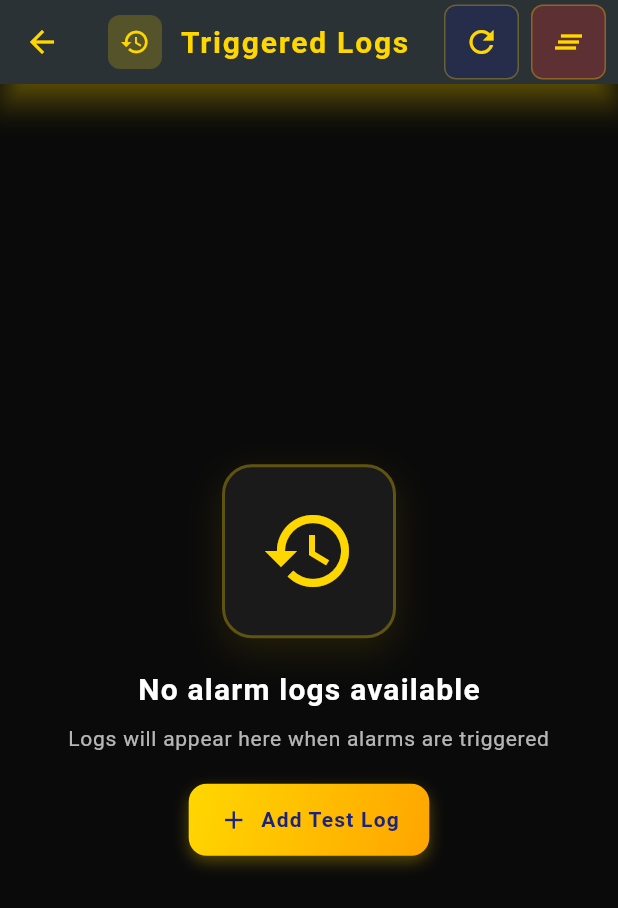
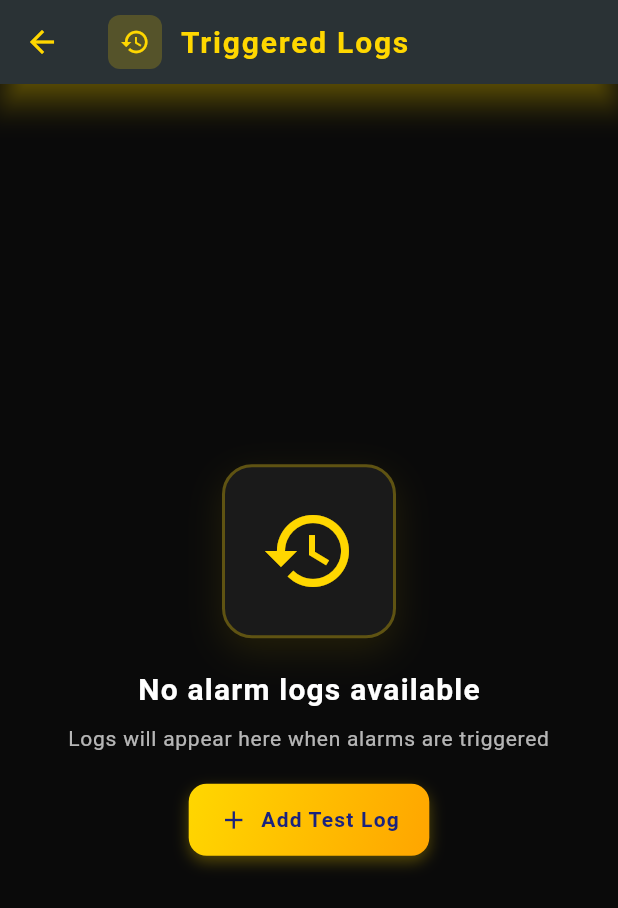
Before and after one commit to IllangasingheIMDP/SleepyTravels, a Flutter app: the screen it shows after launch, after a tap on the "history" icon, on a phone screen of 412 x 824 dp. Shown: the top 908 px of the screen. Run offline on Flutter 3.47's test engine with Material 3 defaults, Android fonts, the phone set to English and light mode, and no system bars; our stand-ins replace file_picker, flutter_local_notifications, flutter_map, geolocator, just_audio, latlong2 and 3 more; missing offline and left inert: flutter_background_service, geofence_service; accounts and stored records are empty; statements that could not run were skipped.

Commit message:
production redying

```diff
--- a/sleepytravels/lib/features/logs_screen.dart
+++ b/sleepytravels/lib/features/logs_screen.dart
@@ -42,7 +42,7 @@ class _LogsScreenState extends State<LogsScreen> {
             Container(
               padding: const EdgeInsets.all(8),
               decoration: BoxDecoration(
-                color: primaryGold.withOpacity(0.2),
+                color: primaryGold.withValues(alpha: 0.2),
                 borderRadius: BorderRadius.circular(8),
               ),
               child: const Icon(Icons.history, color: primaryGold, size: 20),
@@ -54,38 +54,7 @@ class _LogsScreenState extends State<LogsScreen> {
             ),
           ],
         ),
-        actions: [
-          Container(
-            margin: const EdgeInsets.only(right: 8),
-            decoration: BoxDecoration(
-              color: navyBlue.withOpacity(0.3),
-              borderRadius: BorderRadius.circular(8),
-              border: Border.all(color: primaryGold.withOpacity(0.3), width: 1),
-            ),
-            child: IconButton(
-              icon: const Icon(Icons.refresh, color: primaryGold),
-              onPressed: () {
-                _repo.reload(); // Reload the data
-              },
-              tooltip: "Refresh",
-            ),
-          ),
-          Container(
-            margin: const EdgeInsets.only(right: 8),
-            decoration: BoxDecoration(
-              color: Colors.red.shade700.withOpacity(0.3),
-              borderRadius: BorderRadius.circular(8),
-              border: Border.all(color: primaryGold.withOpacity(0.3), width: 1),
-            ),
-            child: IconButton(
-              icon: const Icon(Icons.clear_all, color: primaryGold),
-              onPressed: () {
-                _clearAllLogs();
-              },
-              tooltip: "Clear All",
-            ),
-          ),
-        ],
+
       ),
       body: ListenableBuilder(
         listenable: _repo,
@@ -107,7 +76,7 @@ class _LogsScreenState extends State<LogsScreen> {
                   Text(
                     "Loading logs...",
                     style: TextStyle(
-                      color: Colors.white.withOpacity(0.7),
+                      color: Colors.white.withValues(alpha: 0.7),
                       fontSize: 16,
                       letterSpacing: 0.5,
                     ),
@@ -129,12 +98,12 @@ class _LogsScreenState extends State<LogsScreen> {
                       color: cardBackground,
                       borderRadius: BorderRadius.circular(20),
                       border: Border.all(
-                        color: primaryGold.withOpacity(0.3),
+                        color: primaryGold.withValues(alpha: 0.3),
                         width: 2,
                       ),
                       boxShadow: [
                         BoxShadow(
-                          color: primaryGold.withOpacity(0.1),
+                          color: primaryGold.withValues(alpha: 0.1),
                           blurRadius: 20,
                           offset: const Offset(0, 8),
                         ),
@@ -161,7 +130,7 @@ class _LogsScreenState extends State<LogsScreen> {
                     "Logs will appear here when alarms are triggered",
                     style: TextStyle(
                       fontSize: 14,
-                      color: Colors.white.withOpacity(0.7),
+                      color: Colors.white.withValues(alpha: 0.7),
                       letterSpacing: 0.5,
                     ),
                     textAlign: TextAlign.center,
@@ -177,7 +146,7 @@ class _LogsScreenState extends State<LogsScreen> {
                       borderRadius: BorderRadius.circular(12),
                       boxShadow: [
                         BoxShadow(
-                          color: primaryGold.withOpacity(0.3),
+                          color: primaryGold.withValues(alpha: 0.3),
                           blurRadius: 8,
                           offset: const Offset(0, 4),
                         ),
@@ -229,12 +198,12 @@ class _LogsScreenState extends State<LogsScreen> {
                   color: cardBackground,
                   borderRadius: BorderRadius.circular(20),
                   border: Border.all(
-                    color: primaryGold.withOpacity(0.3),
+                    color: primaryGold.withValues(alpha: 0.3),
                     width: 1,
                   ),
                   boxShadow: [
                     BoxShadow(
-                      color: primaryGold.withOpacity(0.1),
+                      color: primaryGold.withValues(alpha: 0.1),
                       blurRadius: 12,
                       offset: const Offset(0, 4),
                     ),
@@ -258,7 +227,7 @@ class _LogsScreenState extends State<LogsScreen> {
                           borderRadius: BorderRadius.circular(12),
                           boxShadow: [
                             BoxShadow(
-                              color: Colors.orange.withOpacity(0.3),
+                              color: Colors.orange.withValues(alpha: 0.3),
                               blurRadius: 8,
                               offset: const Offset(0, 3),
                             ),
@@ -310,7 +279,7 @@ class _LogsScreenState extends State<LogsScreen> {
                           borderRadius: BorderRadius.circular(10),
                           boxShadow: [
                             BoxShadow(
-                              color: Colors.red.withOpacity(0.3),
+                              color: Colors.red.withValues(alpha: 0.3),
                               blurRadius: 6,
                               offset: const Offset(0, 3),
                             ),
@@ -338,14 +307,14 @@ class _LogsScreenState extends State<LogsScreen> {
 
     return Row(
       children: [
-        Icon(icon, size: 14, color: primaryGold.withOpacity(0.7)),
+        Icon(icon, size: 14, color: primaryGold.withValues(alpha: 0.7)),
         const SizedBox(width: 6),
         Expanded(
           child: Text(
             text,
             style: TextStyle(
               fontSize: 12,
-              color: Colors.white.withOpacity(0.8),
+              color: Colors.white.withValues(alpha: 0.8),
               letterSpacing: 0.3,
             ),
           ),
@@ -452,7 +421,7 @@ class _LogsScreenState extends State<LogsScreen> {
           );
         }
       } catch (e) {
-        print('Error clearing logs: $e');
+        // Log error without using print in production
         if (mounted) {
           ScaffoldMessenger.of(
             context,
--- a/sleepytravels/lib/features/map_screen.dart
+++ b/sleepytravels/lib/features/map_screen.dart
@@ -3,6 +3,7 @@ import 'package:flutter_map/flutter_map.dart';
 import 'package:latlong2/latlong.dart';
 import 'package:geolocator/geolocator.dart';
 import 'dart:async';
+import 'dart:developer' as developer;
 import '../data/repositories/alarm_repository.dart';
 import '../data/models/alarm_model.dart';
 import '../core/services/permission_service.dart';
@@ -30,7 +31,6 @@ class _MapScreenState extends State<MapScreen> {
   int radius = 2000;
   final TextEditingController _radiusController = TextEditingController();
   bool _isPanelExpanded = true;
-  bool _alarmJustSaved = false;
   String? mp3Path;
   LocationPermission? currentPermission;
   final MapController _mapController = MapController();
@@ -86,7 +86,7 @@ class _MapScreenState extends State<MapScreen> {
 
   void _onAudioStateChanged() {
     // Update UI when audio playing state changes
-    print(
+    developer.log(
       'MapScreen: Audio playing state changed: ${AudioService.instance.isPlaying}',
     );
     if (mounted) {
@@ -132,7 +132,7 @@ class _MapScreenState extends State<MapScreen> {
         });
       }
     } catch (e) {
-      print('Error searching location: $e');
+      developer.log('Error searching location: $e');
       if (mounted) {
         setState(() {
           _searchResults = [];
@@ -254,7 +254,10 @@ class _MapScreenState extends State<MapScreen> {
           .getCurrentPermission();
       if (PermissionService.instance.hasLocationPermission(permission)) {
         final position = await Geolocator.getCurrentPosition(
-          desiredAccuracy: LocationAccuracy.high,
+          locationSettings: const LocationSettings(
+            accuracy: LocationAccuracy.high,
+            distanceFilter: 10,
+          ),
         );
         if (mounted) {
           setState(() {
@@ -269,7 +272,7 @@ class _MapScreenState extends State<MapScreen> {
         }
       }
     } catch (e) {
-      print('Error getting current location: $e');
+      developer.log('Error getting current location: $e');
     }
   }
 
@@ -292,10 +295,10 @@ class _MapScreenState extends State<MapScreen> {
       decoration: BoxDecoration(
         color: cardBackground,
         borderRadius: BorderRadius.circular(16),
-        border: Border.all(color: primaryGold.withOpacity(0.3), width: 1),
+        border: Border.all(color: primaryGold.withValues(alpha: 0.3), width: 1),
         boxShadow: [
           BoxShadow(
-            color: primaryGold.withOpacity(0.2),
+            color: primaryGold.withValues(alpha: 0.2),
             blurRadius: 12,
             offset: const Offset(0, 4),
           ),
@@ -317,7 +320,7 @@ class _MapScreenState extends State<MapScreen> {
                   border: Border.all(color: navyBlue, width: 2),
                   boxShadow: [
                     BoxShadow(
-                      color: primaryGold.withOpacity(0.5),
+                      color: primaryGold.withValues(alpha: 0.5),
                       blurRadius: 6,
                       offset: const Offset(0, 2),
                     ),
@@ -353,7 +356,7 @@ class _MapScreenState extends State<MapScreen> {
                     border: Border.all(color: primaryGold, width: 2),
                     boxShadow: [
                       BoxShadow(
-                        color: Colors.red.withOpacity(0.5),
+                        color: Colors.red.withValues(alpha: 0.5),
                         blurRadius: 6,
                         offset: const Offset(0, 2),
                       ),
@@ -401,11 +404,11 @@ class _MapScreenState extends State<MapScreen> {
         );
       }
 
-      print(
+      developer.log(
         'MapScreen: Stopped alarm and deactivated ${activeAlarms.length} alarms',
       );
     } catch (e) {
-      print('Error stopping alarm: $e');
+      developer.log('Error stopping alarm: $e');
       if (mounted) {
         ScaffoldMessenger.of(
           context,
@@ -433,7 +436,7 @@ class _MapScreenState extends State<MapScreen> {
 
         if (permanentPath != null) {
           setState(() => mp3Path = permanentPath);
-          print(
+          developer.log(
             'AudioFile: Successfully saved $originalName to permanent location',
           );
         } else {
@@ -441,7 +444,7 @@ class _MapScreenState extends State<MapScreen> {
         }
       }
     } catch (e) {
-      print('Error picking MP3 file: $e');
+      developer.log('Error picking MP3 file: $e');
       if (mounted) {
         ScaffoldMessenger.of(context).showSnackBar(
           SnackBar(content: Text('Error selecting audio file: $e')),
@@ -493,11 +496,11 @@ class _MapScreenState extends State<MapScreen> {
       padding: const EdgeInsets.all(16),
       decoration: BoxDecoration(
         gradient: LinearGradient(
-          colors: [color, color.withOpacity(0.8)],
+          colors: [color, color.withValues(alpha: 0.8)],
           begin: Alignment.topLeft,
           end: Alignment.bottomRight,
         ),
-        border: Border.all(color: primaryGold.withOpacity(0.3), width: 1),
+        border: Border.all(color: primaryGold.withValues(alpha: 0.3), width: 1),
       ),
       child: InkWell(
         onTap: onTap,
@@ -506,7 +509,7 @@ class _MapScreenState extends State<MapScreen> {
             Container(
               padding: const EdgeInsets.all(8),
               decoration: BoxDecoration(
-                color: primaryGold.withOpacity(0.2),
+                color: primaryGold.withValues(alpha: 0.2),
                 borderRadius: BorderRadius.circular(8),
               ),
               child: Icon(icon, color: primaryGold, size: 20),
@@ -526,7 +529,7 @@ class _MapScreenState extends State<MapScreen> {
               Container(
                 padding: const EdgeInsets.all(4),
                 decoration: BoxDecoration(
-                  color: primaryGold.withOpacity(0.2),
+                  color: primaryGold.withValues(alpha: 0.2),
                   borderRadius: BorderRadius.circular(6),
                 ),
                 child: Icon(
@@ -551,10 +554,10 @@ class _MapScreenState extends State<MapScreen> {
       decoration: BoxDecoration(
         color: cardBackground,
         borderRadius: BorderRadius.circular(16),
-        border: Border.all(color: primaryGold.withOpacity(0.3), width: 1),
+        border: Border.all(color: primaryGold.withValues(alpha: 0.3), width: 1),
         boxShadow: [
           BoxShadow(
-            color: primaryGold.withOpacity(0.2),
+            color: primaryGold.withValues(alpha: 0.2),
             blurRadius: 12,
             offset: const Offset(0, 4),
           ),
@@ -568,7 +571,7 @@ class _MapScreenState extends State<MapScreen> {
         decoration: InputDecoration(
           hintText: 'Search for a location...',
           hintStyle: TextStyle(
-            color: Colors.white.withOpacity(0.6),
+            color: Colors.white.withValues(alpha: 0.6),
             letterSpacing: 0.5,
           ),
           prefixIcon: Icon(Icons.search, color: primaryGold, size: 22),
@@ -609,10 +612,10 @@ class _MapScreenState extends State<MapScreen> {
       decoration: BoxDecoration(
         color: cardBackground,
         borderRadius: BorderRadius.circular(16),
-        border: Border.all(color: primaryGold.withOpacity(0.3), width: 1),
+        border: Border.all(color: primaryGold.withValues(alpha: 0.3), width: 1),
         boxShadow: [
           BoxShadow(
-            color: primaryGold.withOpacity(0.2),
+            color: primaryGold.withValues(alpha: 0.2),
             blurRadius: 12,
             offset: const Offset(0, 4),
           ),
@@ -651,14 +654,14 @@ class _MapScreenState extends State<MapScreen> {
                 children: [
                   Icon(
                     Icons.search_off,
-                    color: primaryGold.withOpacity(0.7),
+                    color: primaryGold.withValues(alpha: 0.7),
                     size: 20,
                   ),
                   const SizedBox(width: 12),
                   Text(
                     'No results found',
                     style: TextStyle(
-                      color: Colors.white.withOpacity(0.7),
+                      color: Colors.white.withValues(alpha: 0.7),
                       fontWeight: FontWeight.w500,
                       letterSpacing: 0.5,
                     ),
@@ -680,7 +683,7 @@ class _MapScreenState extends State<MapScreen> {
                     color: surfaceColor,
                     borderRadius: BorderRadius.circular(12),
                     border: Border.all(
-                      color: primaryGold.withOpacity(0.1),
+                      color: primaryGold.withValues(alpha: 0.1),
                       width: 1,
                     ),
                   ),
@@ -692,7 +695,7 @@ class _MapScreenState extends State<MapScreen> {
                     leading: Container(
                       padding: const EdgeInsets.all(8),
                       decoration: BoxDecoration(
-                        color: primaryGold.withOpacity(0.2),
+                        color: primaryGold.withValues(alpha: 0.2),
                         borderRadius: BorderRadius.circular(8),
                       ),
                       child: Icon(
@@ -713,7 +716,7 @@ class _MapScreenState extends State<MapScreen> {
                       result.address,
                       style: TextStyle(
                         fontSize: 12,
-                        color: Colors.white.withOpacity(0.7),
+                        color: Colors.white.withValues(alpha: 0.7),
                         letterSpacing: 0.3,
                       ),
                       maxLines: 2,
@@ -721,7 +724,7 @@ class _MapScreenState extends State<MapScreen> {
                     ),
                     trailing: Icon(
                       Icons.arrow_forward_ios,
-                      color: primaryGold.withOpacity(0.7),
+                      color: primaryGold.withValues(alpha: 0.7),
                       size: 16,
                     ),
                     onTap: () => _selectSearchResult(result),
@@ -806,7 +809,9 @@ class _MapScreenState extends State<MapScreen> {
                             point: selectedLocation!,
                             radius: radius.toDouble(),
                             useRadiusInMeter: true,
-                            color: const Color(0xFFFFD700).withOpacity(0.2),
+                            color: const Color(
+                              0xFFFFD700,
+                            ).withValues(alpha: 0.2),
                             borderColor: const Color(0xFFFFD700),
                             borderStrokeWidth: 2,
                           ),
@@ -873,12 +878,12 @@ class _MapScreenState extends State<MapScreen> {
                 color: const Color(0xFF1A1A1A),
                 borderRadius: BorderRadius.circular(20),
                 border: Border.all(
-                  color: const Color(0xFFFFD700).withOpacity(0.3),
+                  color: const Color(0xFFFFD700).withValues(alpha: 0.3),
                   width: 2,
                 ),
                 boxShadow: [
                   BoxShadow(
-                    color: const Color(0xFFFFD700).withOpacity(0.2),
+                    color: const Color(0xFFFFD700).withValues(alpha: 0.2),
                     blurRadius: 20,
                     offset: const Offset(0, -4),
                   ),
@@ -895,15 +900,15 @@ class _MapScreenState extends State<MapScreen> {
                       decoration: BoxDecoration(
                         gradient: LinearGradient(
                           colors: [
-                            const Color(0xFF1A237E).withOpacity(0.8),
-                            const Color(0xFF3949AB).withOpacity(0.6),
+                            const Color(0xFF1A237E).withValues(alpha: 0.8),
+                            const Color(0xFF3949AB).withValues(alpha: 0.6),
                           ],
                           begin: Alignment.topLeft,
                           end: Alignment.bottomRight,
                         ),
                         borderRadius: BorderRadius.circular(16),
                         border: Border.all(
-                          color: const Color(0xFFFFD700).withOpacity(0.4),
+                          color: const Color(0xFFFFD700).withValues(alpha: 0.4),
                           width: 1,
                         ),
                       ),
@@ -912,7 +917,9 @@ class _MapScreenState extends State<MapScreen> {
                           Container(
                             padding: const EdgeInsets.all(8),
                             decoration: BoxDecoration(
-                              color: const Color(0xFFFFD700).withOpacity(0.2),
+                              color: const Color(
+                                0xFFFFD700,
+                              ).withValues(alpha: 0.2),
                               borderRadius: BorderRadius.circular(8),
                             ),
                             child: const Icon(
@@ -945,7 +952,6 @@ class _MapScreenState extends State<MapScreen> {
                         onPressed: () {
                           setState(() {
                             _isPanelExpanded = true;
-                            _alarmJustSaved = false;
                           });
                         },
                         icon: const Icon(
@@ -979,7 +985,6 @@ class _MapScreenState extends State<MapScreen> {
                             onPressed: () {
                               setState(() {
                                 _isPanelExpanded = false;
-                                _alarmJustSaved = false;
                               });
                             },
                             icon: const Icon(
@@ -1009,7 +1014,9 @@ class _MapScreenState extends State<MapScreen> {
                             color: const Color(0xFF2A2A2A),
                             borderRadius: BorderRadius.circular(16),
                             border: Border.all(
-                              color: const Color(0xFFFFD700).withOpacity(0.2),
+                              color: const Color(
+                                0xFFFFD700,
+                              ).withValues(alpha: 0.2),
                               width: 1,
                             ),
                           ),
@@ -1052,7 +1059,9 @@ class _MapScreenState extends State<MapScreen> {
                                         ),
                                         hintText: "Enter radius (min 100)",
                                         hintStyle: TextStyle(
-                                          color: Colors.white.withOpacity(0.6),
+                                          color: Colors.white.withValues(
+                                            alpha: 0.6,
+                                          ),
                                         ),
                                         enabledBorder: OutlineInputBorder(
                                           borderRadius: BorderRadius.circular(
@@ -1061,7 +1070,7 @@ class _MapScreenState extends State<MapScreen> {
                                           borderSide: BorderSide(
                                             color: Color(
                                               0xFFFFD700,
-                                            ).withOpacity(0.3),
+                                            ).withValues(alpha: 0.3),
                                           ),
                                         ),
                                         focusedBorder: OutlineInputBorder(
@@ -1122,11 +1131,11 @@ class _MapScreenState extends State<MapScreen> {
                                   activeTrackColor: const Color(0xFFFFD700),
                                   inactiveTrackColor: const Color(
                                     0xFF1A237E,
-                                  ).withOpacity(0.3),
+                                  ).withValues(alpha: 0.3),
                                   thumbColor: const Color(0xFFFFD700),
                                   overlayColor: const Color(
                                     0xFFFFD700,
-                                  ).withOpacity(0.2),
+                                  ).withValues(alpha: 0.2),
                                   valueIndicatorColor: const Color(0xFF1A237E),
                                   valueIndicatorTextStyle: const TextStyle(
                                     color: Color(0xFFFFD700),
@@ -1167,7 +1176,7 @@ class _MapScreenState extends State<MapScreen> {
                                     BoxShadow(
                                       color: const Color(
                                         0xFFFFD700,
-                                      ).withOpacity(0.3),
+                                      ).withValues(alpha: 0.3),
                                       blurRadius: 8,
                                       offset: const Offset(0, 4),
                                     ),
@@ -1218,7 +1227,7 @@ class _MapScreenState extends State<MapScreen> {
                                     BoxShadow(
                                       color: const Color(
                                         0xFF1A237E,
-                                      ).withOpacity(0.3),
+                                      ).withValues(alpha: 0.3),
                                       blurRadius: 8,
                                       offset: const Offset(0, 4),
                                     ),
@@ -1239,6 +1248,9 @@ class _MapScreenState extends State<MapScreen> {
                                       );
                                       return;
                                     }
+                                    final messenger = ScaffoldMessenger.of(
+                                      context,
+                                    );
                                     try {
                                       final alarm = AlarmModel(
                                         destLat: selectedLocation!.latitude,
@@ -1252,12 +1264,9 @@ class _MapScreenState extends State<MapScreen> {
                                       if (mounted) {
                                         setState(() {
                                           _isPanelExpanded = false;
-                                          _alarmJustSaved = true;
                                           _radiusController.clear();
                                         });
-                                        ScaffoldMessenger.of(
-                                          context,
-                                        ).showSnackBar(
+                                        messenger.showSnackBar(
                                           const SnackBar(
                                             content: Text("Alarm saved!"),
                                           ),
@@ -1265,9 +1274,7 @@ class _MapScreenState extends State<MapScreen> {
                                       }
                                     } catch (e) {
                                       if (mounted) {
-                                        ScaffoldMessenger.of(
-                                          context,
-                                        ).showSnackBar(
+                                        messenger.showSnackBar(
                                           SnackBar(
                                             content: Text(
                                               "Error saving alarm: $e",
```
Also changed, not shown: sleepytravels/lib/features/alarm_list_screen.dart (+17 -17 lines).
